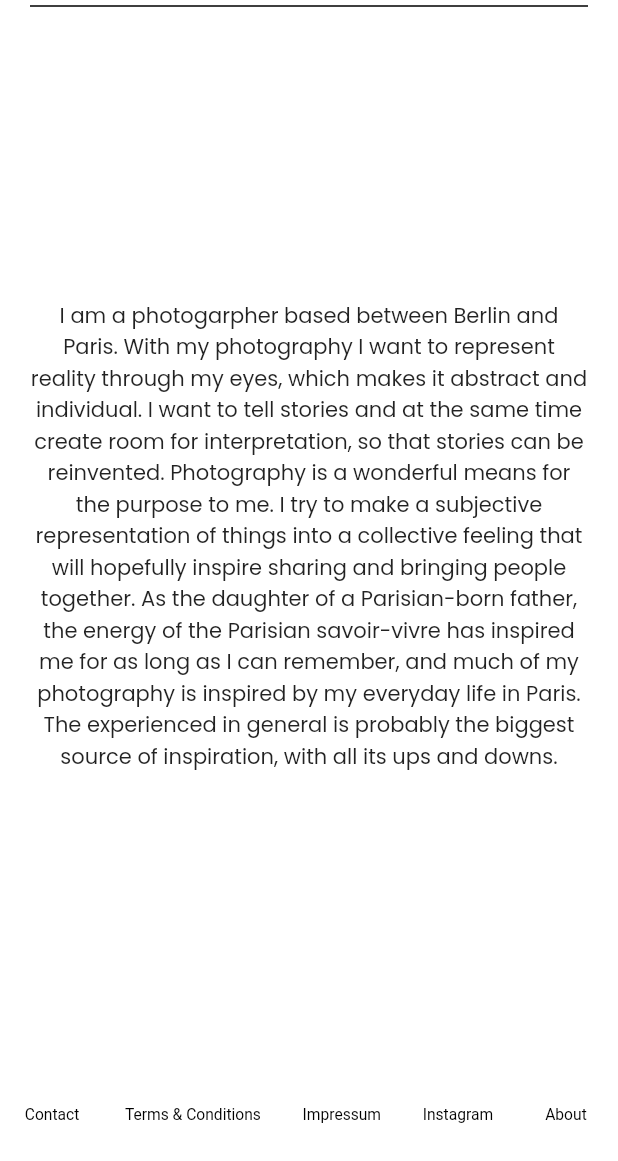
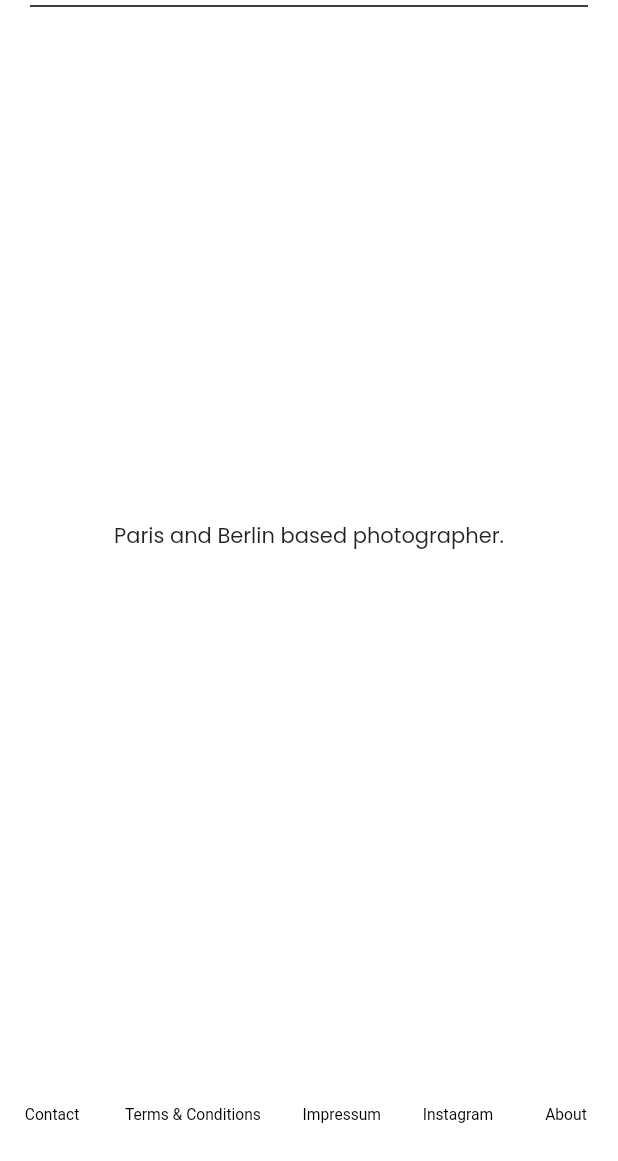
Before and after one commit to FrenchFries-French/CharlotteWebsite, a Flutter app: the About screen opened by its route, on a phone screen of 412 x 824 dp, the part 75-1236 px from its top. Run offline on Flutter 3.47's test engine with Material 2 defaults, Android fonts, the phone set to English and light mode, and no system bars; our stand-ins replace cached_network_image, carousel_slider, cloud_firestore, firebase_core, font_awesome_flutter, google_fonts and 5 more; missing offline and left inert: cloud_firestore_web, firebase_auth_web, firebase_core_web, firebase_messaging_web, firebase_storage_web, masonry_grid; accounts and stored records are empty; Roboto replaces fonts that are missing (Ubuntu).

Commit message:
„Message“

```diff
--- a/lib/Screens/About.dart
+++ b/lib/Screens/About.dart
@@ -38,7 +38,7 @@ class About extends StatelessWidget {
                       padding: EdgeInsets.symmetric(
                           horizontal: screenSize.width < 560 ? 20 : 50),
                       child: Text(
-                        "I am a photogarpher based between Berlin and Paris. With my photography I want to represent reality through my eyes, which makes it abstract and individual. I want to tell stories and at the same time create room for interpretation, so that stories can be reinvented. Photography is a wonderful means for the purpose to me. I try to make a subjective representation of things into a collective feeling that will hopefully inspire sharing and bringing people together. As the daughter of a Parisian-born father, the energy of the Parisian savoir-vivre has inspired me for as long as I can remember, and much of my photography is inspired by my everyday life in Paris. The experienced in general is probably the biggest source of inspiration, with all its ups and downs.",
+                        "Paris and Berlin based photographer.",
                         style: GoogleFonts.poppins(
                           fontSize: screenSize.width < 560 ? 14 : 16,
                         ),
```
Also changed, not shown: 1 other file.
